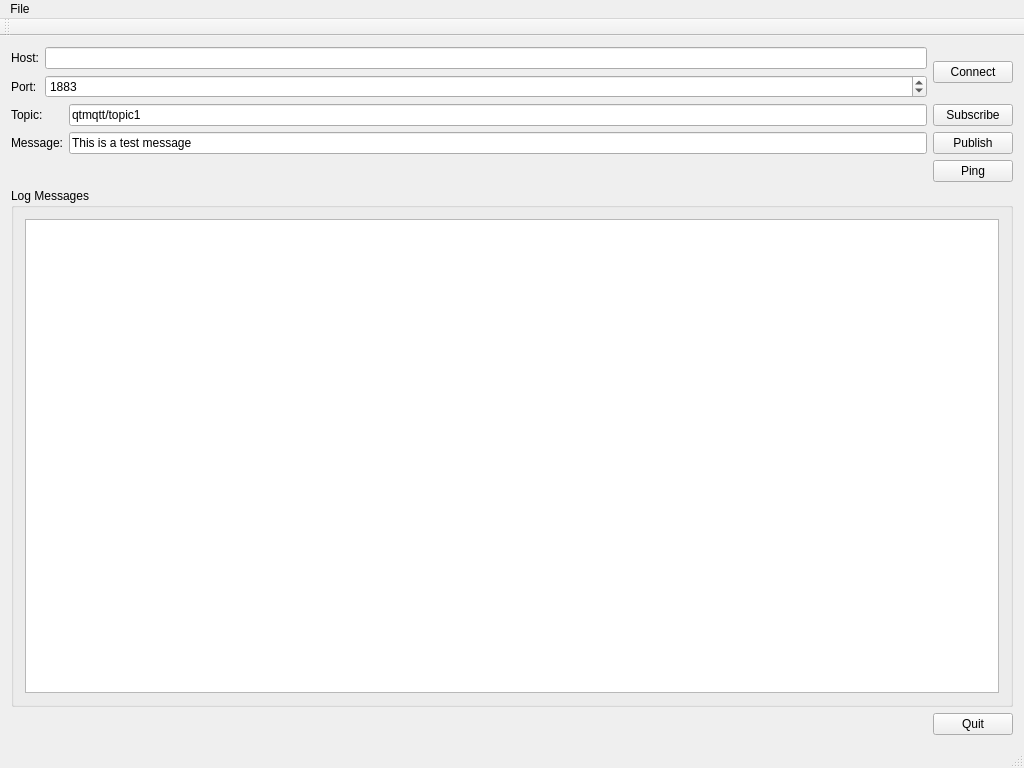
Qt form mainwindow.ui (seblee/IMCQ) before a commit.
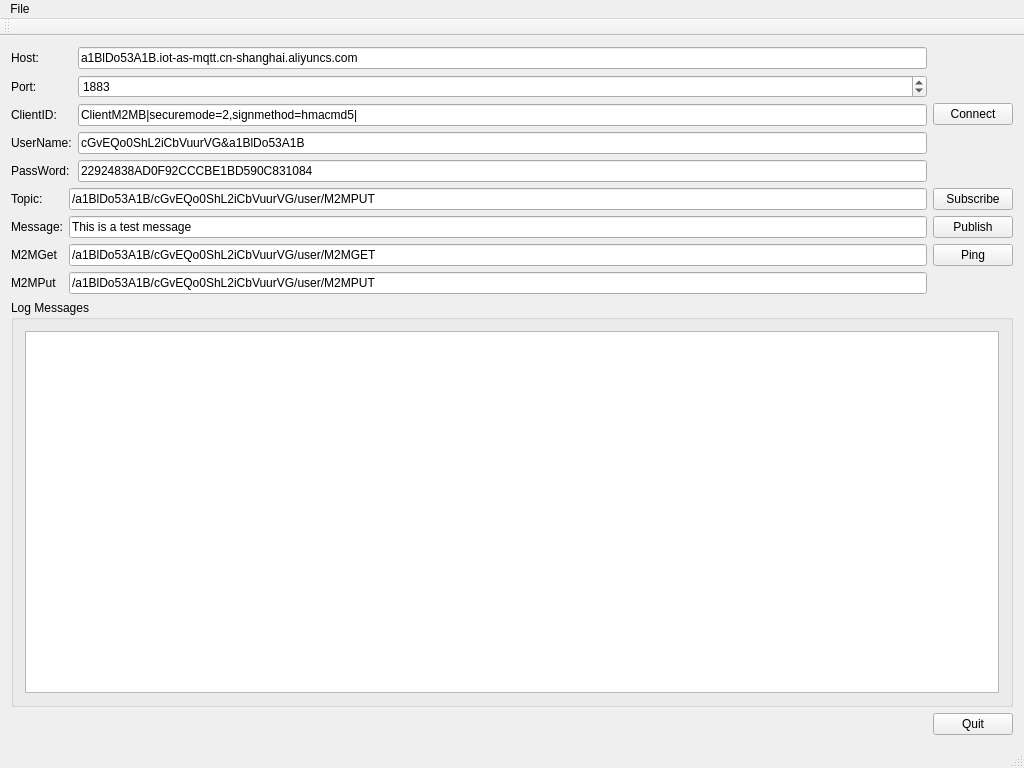
The same form after that commit.

What changed in the file:
```diff
--- a/mainwindow.ui
+++ b/mainwindow.ui
@@ -29,7 +29,7 @@
         <item row="0" column="1">
          <widget class="QLineEdit" name="lineEditHost">
           <property name="text">
-           <string/>
+           <string>a1BlDo53A1B.iot-as-mqtt.cn-shanghai.aliyuncs.com</string>
           </property>
          </widget>
         </item>
@@ -50,6 +50,48 @@
           </property>
          </widget>
         </item>
+        <item row="3" column="0">
+         <widget class="QLabel" name="label_5">
+          <property name="text">
+           <string>ClientID:</string>
+          </property>
+         </widget>
+        </item>
+        <item row="3" column="1">
+         <widget class="QLineEdit" name="lineEditClientID">
+          <property name="text">
+           <string>ClientM2MB|securemode=2,signmethod=hmacmd5|</string>
+          </property>
+         </widget>
+        </item>
+        <item row="4" column="0">
+         <widget class="QLabel" name="label_6">
+          <property name="text">
+           <string>UserName:</string>
+          </property>
+         </widget>
+        </item>
+        <item row="4" column="1">
+         <widget class="QLineEdit" name="lineEditUserName">
+          <property name="text">
+           <string>cGvEQo0ShL2iCbVuurVG&amp;a1BlDo53A1B</string>
+          </property>
+         </widget>
+        </item>
+        <item row="5" column="0">
+         <widget class="QLabel" name="label_7">
+          <property name="text">
+           <string>PassWord:</string>
+          </property>
+         </widget>
+        </item>
+        <item row="5" column="1">
+         <widget class="QLineEdit" name="lineEditPassWord">
+          <property name="text">
+           <string>22924838AD0F92CCCBE1BD590C831084</string>
+          </property>
+         </widget>
+        </item>
        </layout>
       </item>
       <item>
@@ -63,10 +105,17 @@
     </item>
     <item>
      <layout class="QGridLayout" name="gridLayout">
+      <item row="1" column="2">
+       <widget class="QPushButton" name="buttonPublish">
+        <property name="text">
+         <string>Publish</string>
+        </property>
+       </widget>
+      </item>
       <item row="0" column="1">
        <widget class="QLineEdit" name="lineEditTopic">
         <property name="text">
-         <string>qtmqtt/topic1</string>
+         <string>/a1BlDo53A1B/cGvEQo0ShL2iCbVuurVG/user/M2MPUT</string>
         </property>
        </widget>
       </item>
@@ -77,27 +126,6 @@
         </property>
        </widget>
       </item>
-      <item row="1" column="0">
-       <widget class="QLabel" name="label_4">
-        <property name="text">
-         <string>Message:</string>
-        </property>
-       </widget>
-      </item>
-      <item row="1" column="2">
-       <widget class="QPushButton" name="buttonPublish">
-        <property name="text">
-         <string>Publish</string>
-        </property>
-       </widget>
-      </item>
-      <item row="0" column="2">
-       <widget class="QPushButton" name="buttonSubscribe">
-        <property name="text">
-         <string>Subscribe</string>
-        </property>
-       </widget>
-      </item>
       <item row="1" column="1">
        <widget class="QLineEdit" name="lineEditMessage">
         <property name="text">
@@ -105,6 +133,13 @@
         </property>
        </widget>
       </item>
+      <item row="2" column="0">
+       <widget class="QLabel" name="label_8">
+        <property name="text">
+         <string>M2MGet</string>
+        </property>
+       </widget>
+      </item>
       <item row="2" column="2">
        <widget class="QPushButton" name="buttonPing">
         <property name="text">
@@ -112,6 +147,41 @@
         </property>
        </widget>
       </item>
+      <item row="0" column="2">
+       <widget class="QPushButton" name="buttonSubscribe">
+        <property name="text">
+         <string>Subscribe</string>
+        </property>
+       </widget>
+      </item>
+      <item row="1" column="0">
+       <widget class="QLabel" name="label_4">
+        <property name="text">
+         <string>Message:</string>
+        </property>
+       </widget>
+      </item>
+      <item row="3" column="0">
+       <widget class="QLabel" name="label_9">
+        <property name="text">
+         <string>M2MPut</string>
+        </property>
+       </widget>
+      </item>
+      <item row="2" column="1">
+       <widget class="QLineEdit" name="lineEdit">
+        <property name="text">
+         <string>/a1BlDo53A1B/cGvEQo0ShL2iCbVuurVG/user/M2MGET</string>
+        </property>
+       </widget>
+      </item>
+      <item row="3" column="1">
+       <widget class="QLineEdit" name="lineEdit_2">
+        <property name="text">
+         <string>/a1BlDo53A1B/cGvEQo0ShL2iCbVuurVG/user/M2MPUT</string>
+        </property>
+       </widget>
+      </item>
      </layout>
     </item>
     <item>
```
